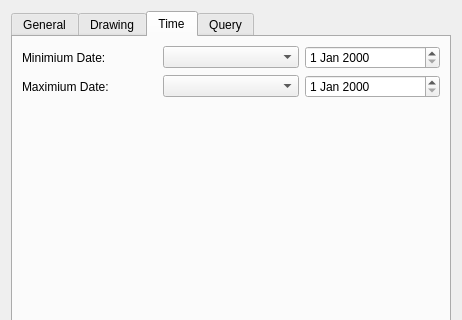
Above: Minerva/Plugins/PostGISLayerQt/LayerProperties.ui from perryiv/cadkit before the change; both pictures show x 0 to 462 and y 0 to 320 of the 462 by 584 pixel window. Below: the same form after it.
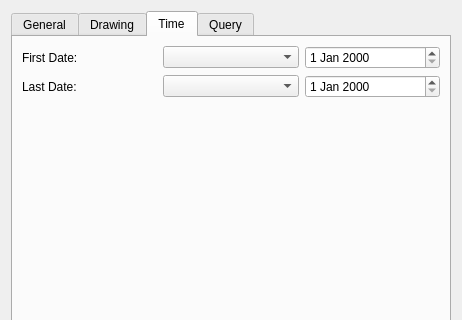
That is the form after the change. The open tabs and pages were chosen to show the change. Custom widgets are drawn as their Qt base class.

Diff of the .ui file:
```diff
--- a/Minerva/Plugins/PostGISLayerQt/LayerProperties.ui
+++ b/Minerva/Plugins/PostGISLayerQt/LayerProperties.ui
@@ -343,7 +343,7 @@
          <item>
           <widget class="QLabel" name="label_9" >
            <property name="text" >
-            <string>Minimium Date:</string>
+            <string>First Date:</string>
            </property>
           </widget>
          </item>
@@ -360,7 +360,7 @@
          <item>
           <widget class="QLabel" name="label_10" >
            <property name="text" >
-            <string>Maximium Date:</string>
+            <string>Last Date:</string>
            </property>
           </widget>
          </item>
```
Left out of the diff: 8 changed lines with no effect on the pictures.
